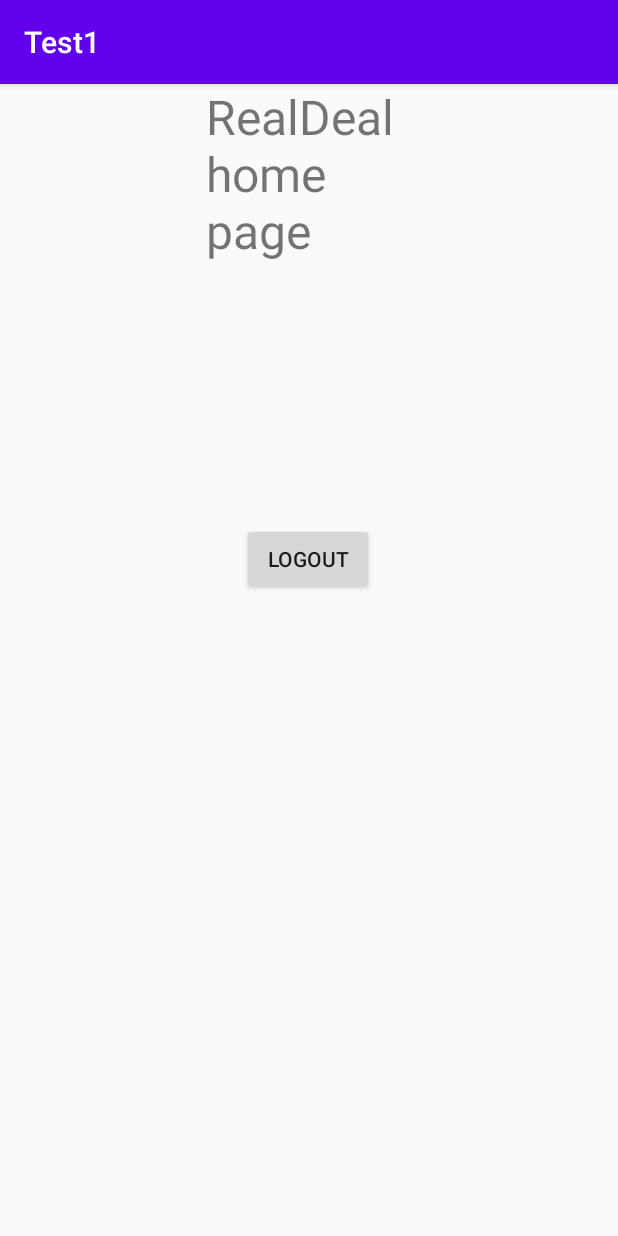
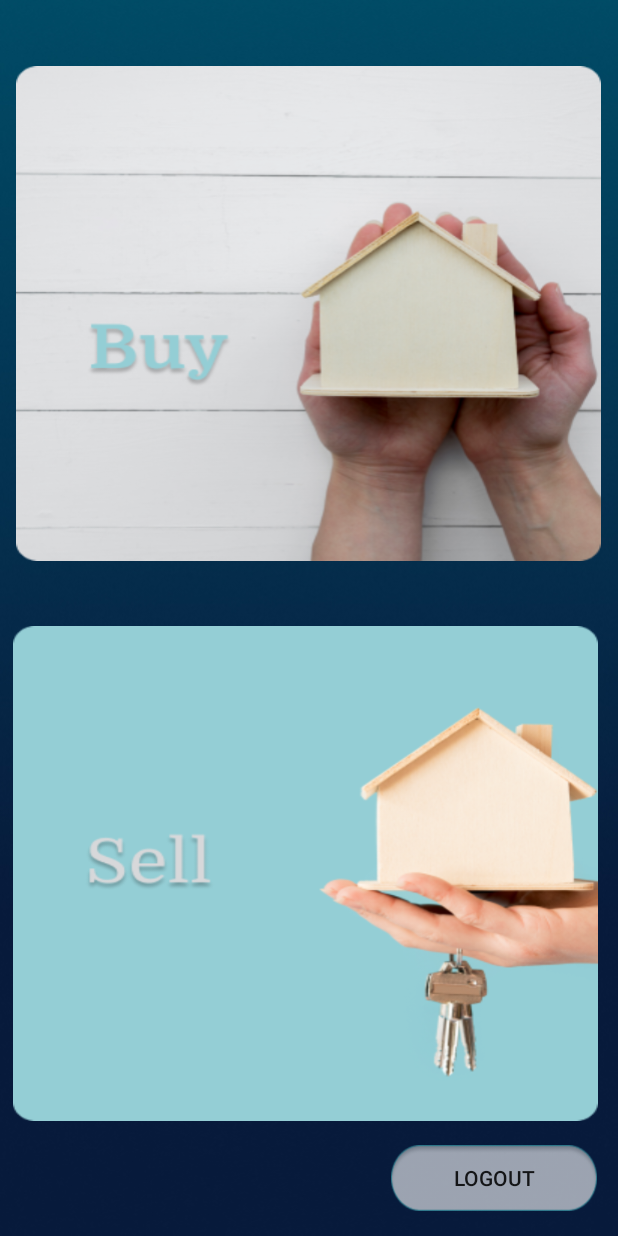
Before and after one commit to Vanditjain32001/TheRealDeals, an Android app: the screen it shows after launch once a user with an empty profile is signed in (MainActivity2), on a phone screen of 412 x 824 dp. Run offline under Robolectric (Android 15) with nearby library versions, the phone set to English and light mode, and no system bars; our stand-ins replace Firebase (no records; nobody signed in at launch, a user with empty details on screens opened directly).

Commit message:
Home Screen

```diff
--- a/app/src/main/AndroidManifest.xml
+++ b/app/src/main/AndroidManifest.xml
@@ -5,7 +5,7 @@
     <application
         android:allowBackup="true"
         android:icon="@mipmap/ic_launcher"
-        android:label="@string/app_name"
+        android:label="TheRealDeals"
         android:roundIcon="@mipmap/ic_launcher_round"
         android:supportsRtl="true"
         android:theme="@style/AppTheme">
--- a/app/src/main/res/layout/activity_main2.xml
+++ b/app/src/main/res/layout/activity_main2.xml
@@ -4,28 +4,43 @@
     xmlns:tools="http://schemas.android.com/tools"
     android:layout_width="match_parent"
     android:layout_height="match_parent"
-    tools:context=".MainActivity2">
+    tools:context=".MainActivity2"
+    android:background="@drawable/bg">
 
-    <TextView
-        android:id="@+id/textView"
-        android:layout_width="138dp"
-        android:layout_height="0dp"
-        android:text="RealDeal home page"
-        android:textSize="32sp"
+    <Button
+        android:id="@+id/button_buy"
+        android:layout_width="390dp"
+        android:layout_height="330dp"
+        android:background="@drawable/buy"
+        app:layout_constraintBottom_toTopOf="@+id/btn_sell"
         app:layout_constraintEnd_toEndOf="parent"
+        app:layout_constraintHorizontal_bias="0.476"
         app:layout_constraintStart_toStartOf="parent"
-        tools:layout_editor_absoluteY="306dp" />
+        app:layout_constraintTop_toTopOf="parent" />
+
+    <Button
+        android:id="@+id/btn_sell"
+        android:layout_width="390dp"
+        android:layout_height="330dp"
+        android:background="@drawable/sell"
+        app:layout_constraintBottom_toBottomOf="parent"
+        app:layout_constraintEnd_toEndOf="parent"
+        app:layout_constraintHorizontal_bias="0.38"
+        app:layout_constraintStart_toStartOf="parent"
+        app:layout_constraintTop_toTopOf="parent"
+        app:layout_constraintVertical_bias="0.845" />
 
     <Button
         android:id="@+id/btnLogOut"
-        android:layout_width="wrap_content"
-        android:layout_height="wrap_content"
-        android:text="Logout"
+        android:layout_width="137dp"
+        android:layout_height="44dp"
+        android:background="@drawable/submit"
+        android:text="LogOut"
         app:layout_constraintBottom_toBottomOf="parent"
         app:layout_constraintEnd_toEndOf="parent"
-        app:layout_constraintHorizontal_bias="0.498"
+        app:layout_constraintHorizontal_bias="0.95"
         app:layout_constraintStart_toStartOf="parent"
-        app:layout_constraintTop_toBottomOf="@+id/textView"
-        app:layout_constraintVertical_bias="0.289" />
+        app:layout_constraintTop_toTopOf="parent"
+        app:layout_constraintVertical_bias="0.979" />
 
 </androidx.constraintlayout.widget.ConstraintLayout>
--- a/app/src/main/res/values/styles.xml
+++ b/app/src/main/res/values/styles.xml
@@ -1,6 +1,6 @@
 <resources>
     <!-- Base application theme. -->
-    <style name="AppTheme" parent="Theme.AppCompat.Light.DarkActionBar">
+    <style name="AppTheme" parent="Theme.AppCompat.Light.NoActionBar">
         <!-- Customize your theme here. -->
         <item name="colorPrimary">@color/colorPrimary</item>
         <item name="colorPrimaryDark">@color/colorPrimaryDark</item>
```
Also changed, not shown: app/src/main/res/drawable/bg.jpg (added), app/src/main/res/drawable/buy.png (added), app/src/main/res/drawable/sell.png (added).
